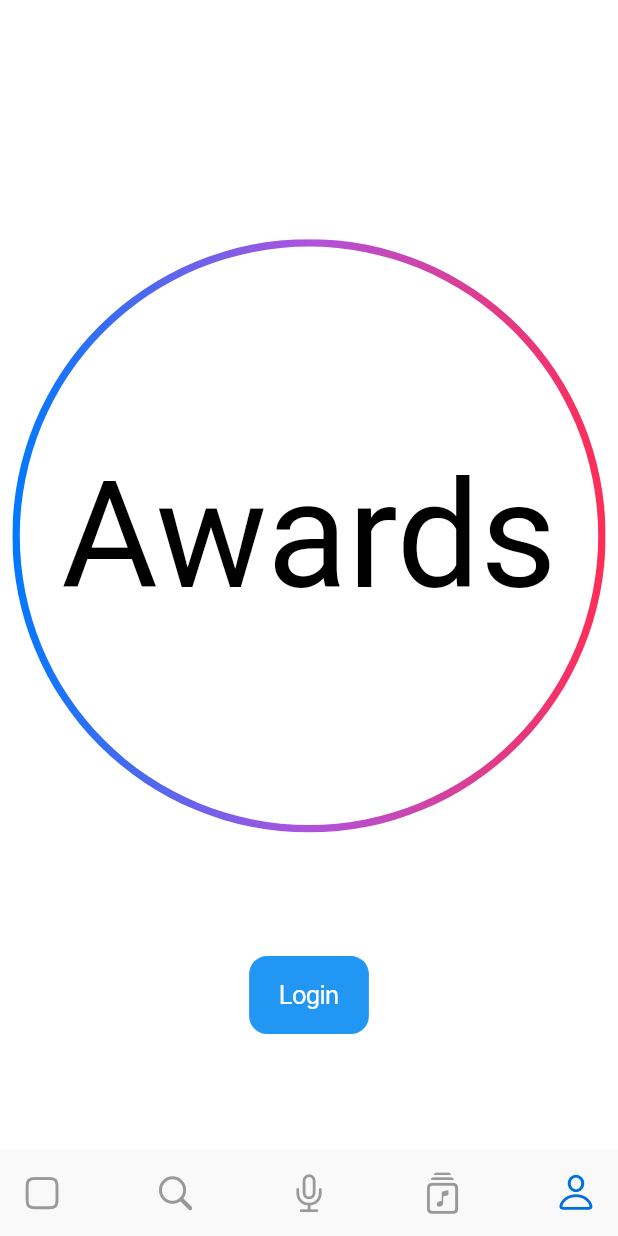
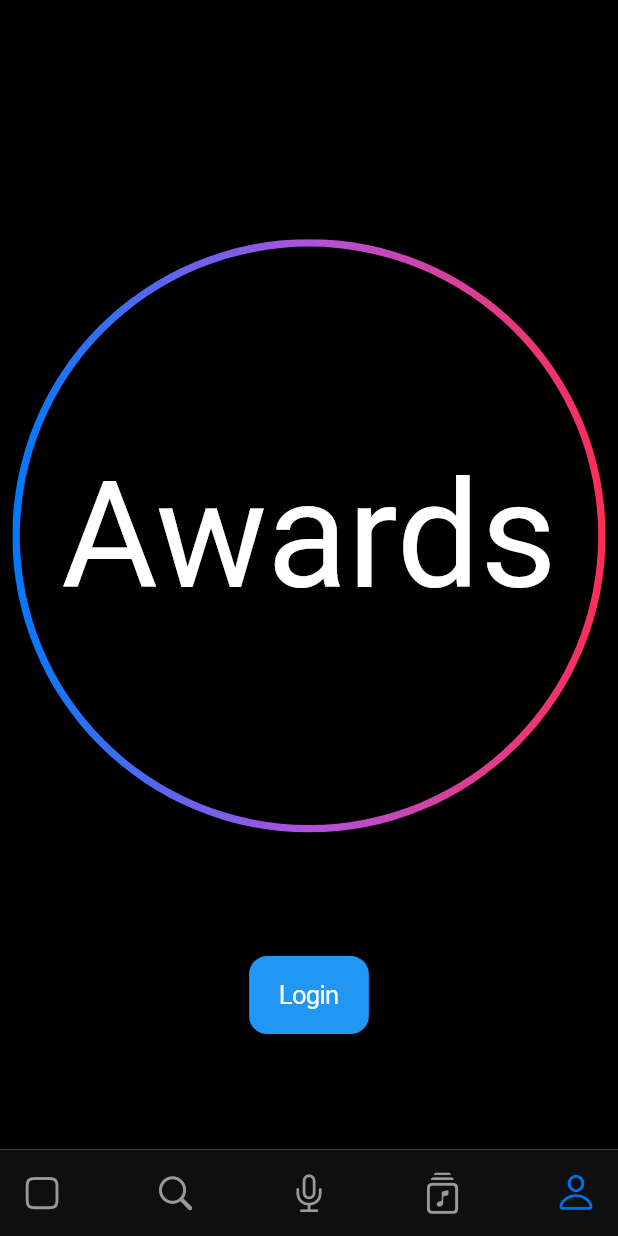
Before and after one commit to vijayshankarrealdeal/Awards, a Flutter app: the screen it shows after launch, item 5 of the bottom bar chosen, on a phone screen of 412 x 824 dp. Run offline on Flutter 3.47's test engine with Material 2 defaults, Android fonts, the phone set to English and light mode, and no system bars; our stand-ins replace audioplayers, cloud_firestore, firebase_auth, firebase_core, firebase_storage, line_awesome_icons; missing offline and left inert: flutter_audio_recorder, flutter_webview_plugin; accounts and stored records are empty; Roboto replaces fonts that are missing (SF-Pro-Display-Bold).

Commit message:
colorchange

```diff
--- a/lib/app/home/change.dart
+++ b/lib/app/home/change.dart
@@ -15,7 +15,7 @@ class ChangeofPage extends ChangeNotifier {
     3: true,
     4: true,
   };
-  final Color navbackground = Color.fromRGBO(249, 249, 249, 0.94);
+  final Color navbackground = Color.fromRGBO(0, 0, 0, 0.94);
   final Color activeColor = Color.fromRGBO(0, 112, 225, 1);
   final Color color = Color.fromRGBO(153, 153, 153, 1);
   void kCallback(int index) {
--- a/lib/app/pages/account/5thScreen.dart
+++ b/lib/app/pages/account/5thScreen.dart
@@ -5,8 +5,9 @@
 class Account extends StatelessWidget {
   @override
   Widget build(BuildContext context) {
-    return Container(
-      color: Color.fromRGBO(255, 255, 255, 1),
+    return Scaffold(
+      backgroundColor: Color.fromRGBO(0, 0, 0, 1),
+      body: Container(
         child: Column(
           mainAxisAlignment: MainAxisAlignment.center,
           crossAxisAlignment: CrossAxisAlignment.center,
@@ -44,7 +45,7 @@
                     'Awards',
                     style: TextStyle(
                         fontFamily: 'SF-Pro-Display-Bold',
-                      color: Color.fromRGBO(0, 0, 0, 1),
+                        color: Color.fromRGBO(255, 255, 255, 1),
                         fontSize: MediaQuery.of(context).size.height * 0.12),
                   ),
                 ],
@@ -59,6 +60,7 @@
             )
           ],
         ),
+      ),
     );
   }
 }
```
Also changed, not shown: 1 other file. Lines whose indentation alone changed are shown as unchanged.
